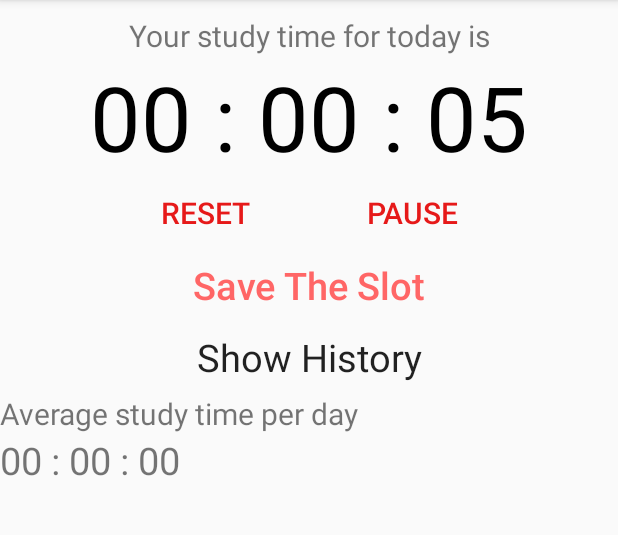
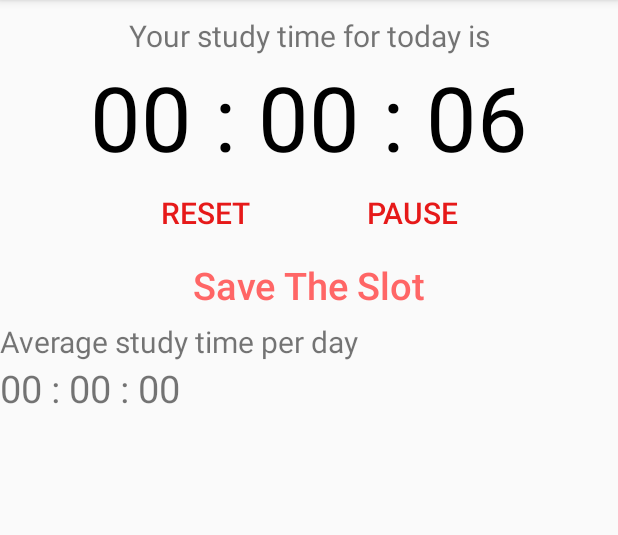
Before and after one commit to de2rick/StudyTimer, an Android app: the screen it shows after launch (MainActivity), in the options menu, after a tap on "About", on a phone screen of 412 x 824 dp, the part 84-619 px from its top. Run offline under Robolectric (Android 15) with nearby library versions, the phone set to English and light mode, and no system bars.

Commit message:
Move history to menu bar

```diff
--- a/StudyTimer/app/src/main/java/com/example/studytimer/MainActivity.java
+++ b/StudyTimer/app/src/main/java/com/example/studytimer/MainActivity.java
@@ -41,9 +41,9 @@ public class MainActivity extends AppCompatActivity {
         showtime = findViewById(R.id.uoaclock);
         mstart = findViewById(R.id.uoastart);
         mtimer = new Timer();
-        gotohistory = findViewById(R.id.uoahistory);
+/*        gotohistory = findViewById(R.id.uoahistory);
         Onclick onclick = new Onclick();
-        gotohistory.setOnClickListener(onclick);
+        gotohistory.setOnClickListener(onclick);*/
         timelist = new ArrayList<>();
         adapter = new TimeAdp(getApplicationContext(), timelist);
 
@@ -64,23 +64,31 @@ public class MainActivity extends AppCompatActivity {
         // automatically handle clicks on the Home/Up button, so long
         // as you specify a parent activity in AndroidManifest.xml.
         int id = item.getItemId();
-
+        Intent intent;
         //noinspection SimplifiableIfStatement
         if (id == R.id.action_settings) {
             return true;
         }
-
+        if (id == R.id.action_history) {
+            intent = new Intent(MainActivity.this, History.class);
+            startActivity(intent);
+            return true;
+        }
+        if (id == R.id.action_about) {
+            return true;
+        }
         return super.onOptionsItemSelected(item);
     }
+
 
     class Onclick implements View.OnClickListener{
         @Override
         public void onClick(View v) {
             Intent intent = null;
             switch (v.getId()){
-                case R.id.uoahistory:
+                /*case R.id.uoahistory:
                     intent = new Intent(MainActivity.this, History.class);
-                    break;
+                    break;*/
             }
             startActivity(intent);
         }
--- a/StudyTimer/app/src/main/res/layout/content_main.xml
+++ b/StudyTimer/app/src/main/res/layout/content_main.xml
@@ -73,7 +73,7 @@
             android:onClick="setnewday"
             />
 
-        <Button style="@style/colorButton"
+       <!-- <Button style="@style/colorButton"
             android:id="@+id/uoahistory"
             android:layout_width="match_parent"
             android:layout_height="wrap_content"
@@ -82,7 +82,7 @@
             android:layout_below="@+id/newday"
             android:textSize="25sp"
             android:textAllCaps="false"
-            />
+            />-->
 
         <TextView
             android:id="@+id/uoaclock"
@@ -101,7 +101,7 @@
             android:text="Average study time per day"
 
             android:textSize="20sp"
-            android:layout_below="@+id/uoahistory"
+            android:layout_below="@+id/newday"
             />
         <TextView
             android:id="@+id/perday"
--- a/StudyTimer/app/src/main/res/menu/menu_main.xml
+++ b/StudyTimer/app/src/main/res/menu/menu_main.xml
@@ -3,13 +3,18 @@
     xmlns:tools="http://schemas.android.com/tools"
     tools:context="com.example.studytimer.MainActivity">
     <item
+        android:id="@+id/action_history"
+        android:orderInCategory="100"
+        android:title="@string/action_history"
+        app:showAsAction="never" />
+    <item
         android:id="@+id/action_settings"
-        android:orderInCategory="100"
+        android:orderInCategory="101"
         android:title="@string/action_settings"
         app:showAsAction="never" />
     <item
         android:id="@+id/action_about"
-        android:orderInCategory="101"
+        android:orderInCategory="102"
         android:title="@string/action_about"
         app:showAsAction="never" />
 </menu>
--- a/StudyTimer/app/src/main/res/values/strings.xml
+++ b/StudyTimer/app/src/main/res/values/strings.xml
@@ -4,4 +4,5 @@
     <string name="title_activity_main">Study Timer</string>
     <string name="title_activity_history">History</string>
     <string name="action_about">About</string>
+    <string name="action_history">History</string>
 </resources>
```
